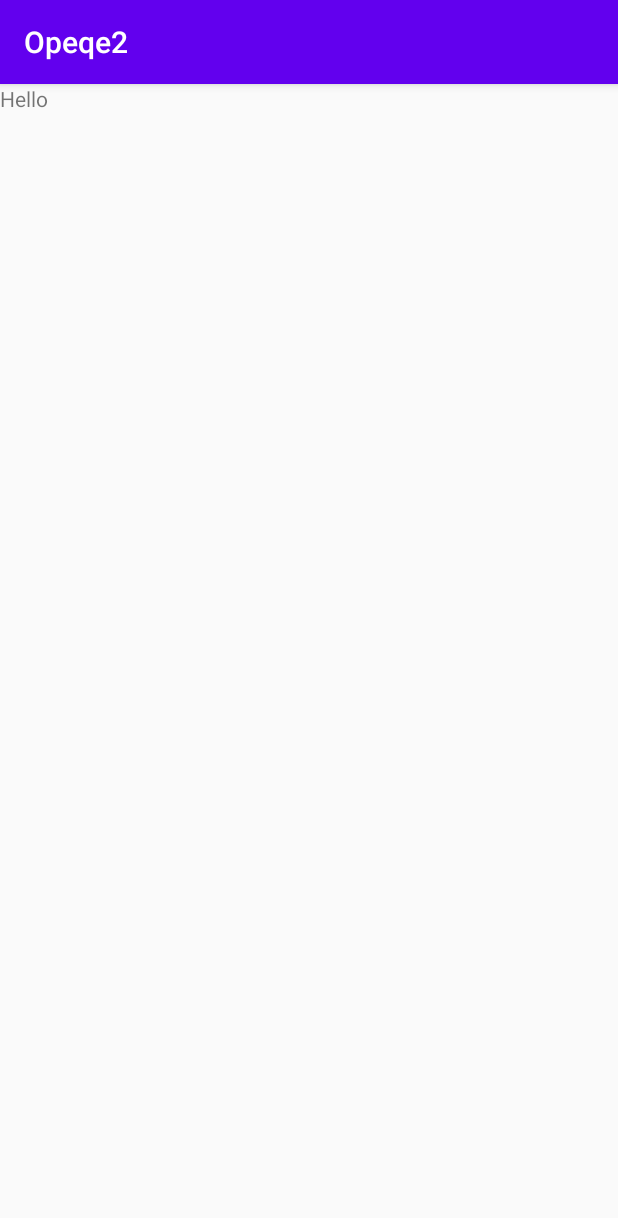
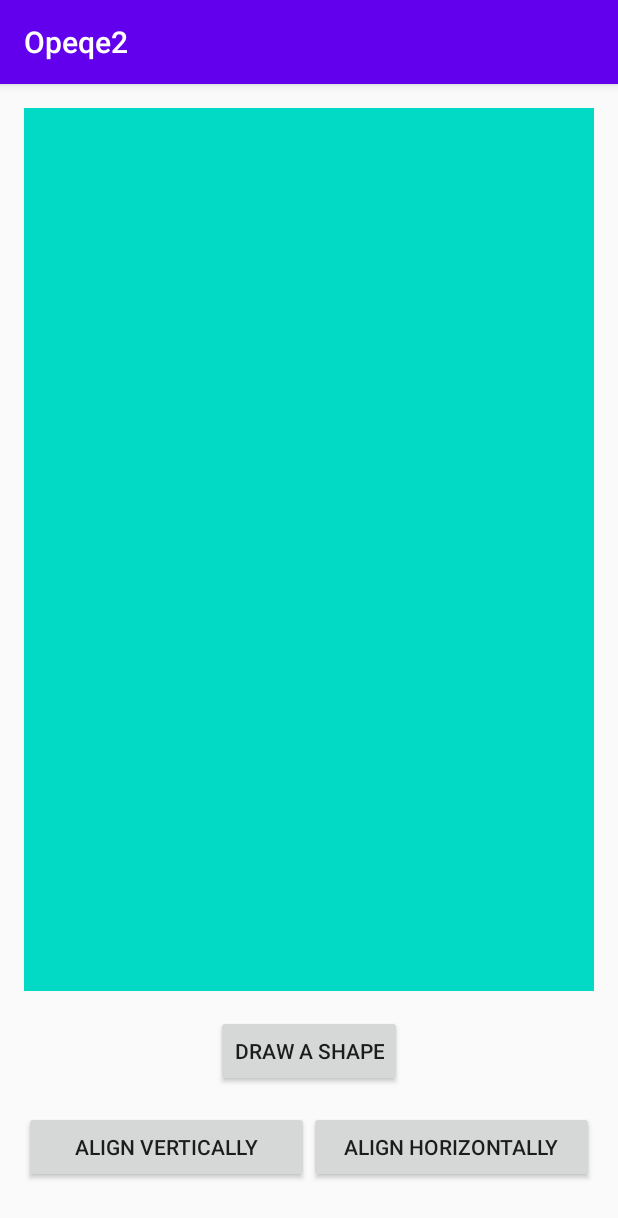
Before and after one commit to hosseiniSeyRo/Opeqe, an Android app: the fragment MainFragment shown on its own in the app's theme, on a phone screen of 412 x 824 dp. Shown: the top 1218 px of the screen. Run offline under Robolectric (Android 15) with nearby library versions, the phone set to English and light mode, and no system bars.

Commit message:
show shape for btn click

```diff
--- /dev/null
+++ b/app/src/main/java/com/example/opeqe2/utils/SingleLiveData.kt
@@ -0,0 +1,33 @@
+package com.example.opeqe2.utils
+
+import androidx.annotation.MainThread
+import androidx.lifecycle.LifecycleOwner
+import androidx.lifecycle.MutableLiveData
+import androidx.lifecycle.Observer
+import java.util.concurrent.atomic.AtomicBoolean
+
+class SingleLiveData<T> : MutableLiveData<T>() {
+    private val mPending: AtomicBoolean = AtomicBoolean(false)
+
+    override fun observe(owner: LifecycleOwner, observer: Observer<in T>) {
+        super.observe(owner, Observer<T> {
+            if (mPending.compareAndSet(true, false)) {
+                observer.onChanged(it)
+            }
+        })
+    }
+
+    @MainThread
+    override fun setValue(t: T?) {
+        mPending.set(true)
+        super.setValue(t)
+    }
+
+    /**
+     * Used for cases where T is Void, to make calls cleaner.
+     */
+    @MainThread
+    fun call() {
+        value = null;
+    }
+}
--- a/app/src/main/java/com/example/opeqe2/view/main/MainFragment.kt
+++ b/app/src/main/java/com/example/opeqe2/view/main/MainFragment.kt
@@ -1,12 +1,23 @@
 package com.example.opeqe2.view.main
 
-import androidx.lifecycle.ViewModelProviders
+import android.annotation.SuppressLint
+import android.graphics.Color
+import android.graphics.drawable.ShapeDrawable
+import android.graphics.drawable.shapes.OvalShape
+import android.graphics.drawable.shapes.Shape
 import android.os.Bundle
-import androidx.fragment.app.Fragment
 import android.view.LayoutInflater
+import android.view.MotionEvent
 import android.view.View
 import android.view.ViewGroup
+import android.widget.ImageView
+import android.widget.RelativeLayout
+import android.widget.Toast
+import androidx.fragment.app.Fragment
+import androidx.lifecycle.Observer
+import androidx.lifecycle.ViewModelProvider
 import com.example.opeqe2.R
+import kotlinx.android.synthetic.main.main_fragment.*
 
 class MainFragment : Fragment() {
 
@@ -15,6 +26,10 @@ class MainFragment : Fragment() {
     }
 
     private lateinit var viewModel: MainViewModel
+    private val imageWidth = 200
+    private val imageHeight = 200
+    private var xDelta = 0
+    private var yDelta = 0
 
     override fun onCreateView(
         inflater: LayoutInflater, container: ViewGroup?,
@@ -25,8 +40,78 @@ class MainFragment : Fragment() {
 
     override fun onActivityCreated(savedInstanceState: Bundle?) {
         super.onActivityCreated(savedInstanceState)
-        viewModel = ViewModelProviders.of(this).get(MainViewModel::class.java)
-        // TODO: Use the ViewModel
+        viewModel = ViewModelProvider(this).get(MainViewModel::class.java)
+
+        clickHandler()
+        initObservers()
     }
 
+    private fun clickHandler() {
+        btnDrawShape.setOnClickListener { viewModel.drawShape() }
+    }
+
+    private fun initObservers() {
+        viewModel.drawShape.observe(viewLifecycleOwner, Observer {
+            when (it) {
+                true -> {
+                    mainLayout.addView(createImageView(createShapeDrawable(OvalShape())))
+                }
+                false -> {
+                }
+            }
+        })
+    }
+
+    private fun createImageView(myDrawable: ShapeDrawable): ImageView {
+        val mImageView = ImageView(context)
+        mImageView.apply {
+            id = View.generateViewId()
+            layoutParams = ViewGroup.LayoutParams(imageWidth, imageHeight)
+            setImageDrawable(myDrawable)
+        }
+        mImageView.setOnTouchListener(onTouchListener())
+        return mImageView
+    }
+
+    private fun createShapeDrawable(shape: Shape): ShapeDrawable {
+        val badge = ShapeDrawable(shape)
+        badge.intrinsicWidth = 200
+        badge.intrinsicHeight = 200
+        badge.paint.color = Color.RED
+        return badge
+    }
+
+    private fun onTouchListener(): View.OnTouchListener? {
+        return View.OnTouchListener(fun(view: View, event: MotionEvent): Boolean {
+            val x = event.rawX.toInt()
+            val y = event.rawY.toInt()
+            when (event.action and MotionEvent.ACTION_MASK) {
+                MotionEvent.ACTION_DOWN -> {
+//                    addOrRemoveProperty(newImageView, RelativeLayout.ALIGN_PARENT_RIGHT, false)
+//                    addOrRemoveProperty(newImageView, RelativeLayout.ALIGN_PARENT_BOTTOM, false)
+
+                    val lParams = view.layoutParams as RelativeLayout.LayoutParams
+                    xDelta = x - lParams.leftMargin
+                    yDelta = y - lParams.topMargin
+                }
+                MotionEvent.ACTION_UP ->
+                    Toast.makeText(
+                        this.context,
+                        "I'm here!",
+                        Toast.LENGTH_SHORT
+                    ).show()
+                MotionEvent.ACTION_MOVE -> {
+                    val layoutParams = view
+                        .layoutParams as RelativeLayout.LayoutParams
+                    layoutParams.leftMargin = x - xDelta
+                    layoutParams.topMargin = y - yDelta
+                    layoutParams.rightMargin = 0
+                    layoutParams.bottomMargin = 0
+                    view.layoutParams = layoutParams
+                }
+            }
+            mainLayout.invalidate()
+            return true
+        })
+    }
 }
--- a/app/src/main/java/com/example/opeqe2/view/main/MainViewModel.kt
+++ b/app/src/main/java/com/example/opeqe2/view/main/MainViewModel.kt
@@ -1,7 +1,17 @@
 package com.example.opeqe2.view.main
 
 import androidx.lifecycle.ViewModel
+import com.example.opeqe2.utils.SingleLiveData
 
 class MainViewModel : ViewModel() {
-    // TODO: Implement the ViewModel
+
+    val drawShape = SingleLiveData<Boolean>()
+
+    init {
+        drawShape.value = false
+    }
+
+    fun drawShape() {
+        drawShape.value = true
+    }
 }
--- a/app/src/main/res/layout/main_fragment.xml
+++ b/app/src/main/res/layout/main_fragment.xml
@@ -1,13 +1,62 @@
 <?xml version="1.0" encoding="utf-8"?>
-<FrameLayout xmlns:android="http://schemas.android.com/apk/res/android"
+<androidx.constraintlayout.widget.ConstraintLayout xmlns:android="http://schemas.android.com/apk/res/android"
+    xmlns:app="http://schemas.android.com/apk/res-auto"
     xmlns:tools="http://schemas.android.com/tools"
     android:layout_width="match_parent"
     android:layout_height="match_parent"
+    android:padding="@dimen/fragment_main_padding"
     tools:context=".view.main.MainFragment">
 
-    <TextView
+    <androidx.constraintlayout.widget.Guideline
+        android:id="@+id/guideline"
+        android:layout_width="wrap_content"
+        android:layout_height="wrap_content"
+        android:orientation="horizontal"
+        app:layout_constraintGuide_percent="0.8" />
+
+    <RelativeLayout
+        android:id="@+id/mainLayout"
         android:layout_width="match_parent"
-        android:layout_height="match_parent"
-        android:text="Hello" />
+        android:layout_height="0dp"
+        android:background="@color/colorAccent"
+        app:layout_constraintBottom_toTopOf="@+id/guideline"
+        app:layout_constraintLeft_toLeftOf="parent"
+        app:layout_constraintRight_toRightOf="parent"
+        app:layout_constraintTop_toTopOf="parent" />
 
-</FrameLayout>
+    <Button
+        android:id="@+id/btnDrawShape"
+        android:layout_width="wrap_content"
+        android:layout_height="wrap_content"
+        android:layout_marginTop="16dp"
+        android:text="@string/draw_a_shape"
+        app:layout_constraintEnd_toEndOf="parent"
+        app:layout_constraintStart_toStartOf="parent"
+        app:layout_constraintTop_toBottomOf="@+id/guideline" />
+
+    <LinearLayout
+        android:layout_width="match_parent"
+        android:layout_height="wrap_content"
+        android:layout_marginTop="16dp"
+        android:orientation="horizontal"
+        app:layout_constraintEnd_toEndOf="parent"
+        app:layout_constraintStart_toStartOf="parent"
+        app:layout_constraintTop_toBottomOf="@+id/btnDrawShape">
+
+        <Button
+            android:id="@+id/btnAlignVertically"
+            android:layout_width="0dp"
+            android:layout_height="wrap_content"
+            android:layout_weight="1"
+            android:text="@string/align_vertically" />
+
+        <Button
+            android:id="@+id/btnAlignHorizontally"
+            android:layout_width="0dp"
+            android:layout_height="wrap_content"
+            android:layout_weight="1"
+            android:text="@string/align_horizontally" />
+
+    </LinearLayout>
+
+</androidx.constraintlayout.widget.ConstraintLayout>
--- /dev/null
+++ b/app/src/main/res/values/dimens.xml
@@ -0,0 +1,4 @@
+<?xml version="1.0" encoding="utf-8"?>
+<resources>
+    <dimen name="fragment_main_padding">16dp</dimen>
+</resources>
--- a/app/src/main/res/values/strings.xml
+++ b/app/src/main/res/values/strings.xml
@@ -1,3 +1,6 @@
 <resources>
     <string name="app_name">Opeqe2</string>
+    <string name="align_vertically">align vertically</string>
+    <string name="align_horizontally">align horizontally</string>
+    <string name="draw_a_shape">draw a shape</string>
 </resources>
```
Also changed, not shown: app/src/main/java/com/example/opeqe2/utils/MyDrawable.kt (added, +23 -0 lines).
